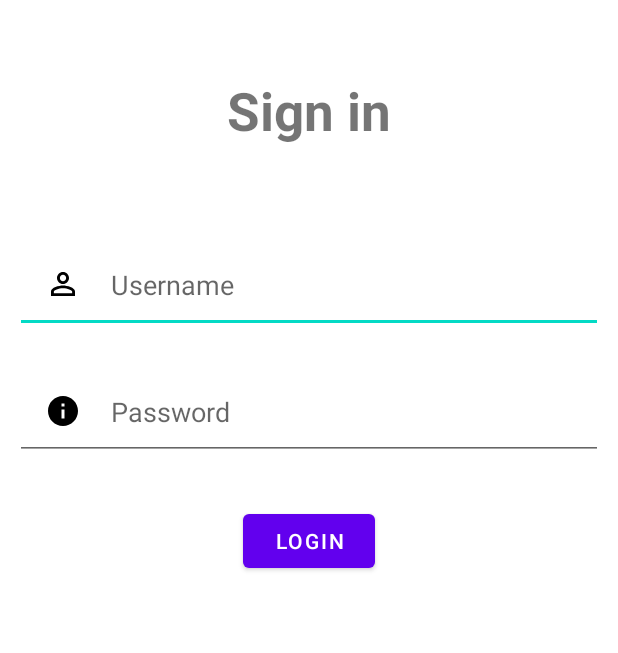
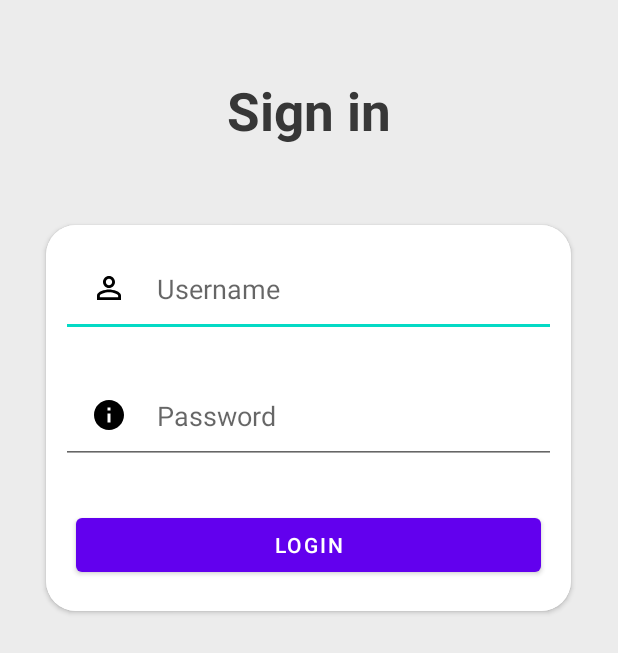
Before and after one commit to nllko/Mobile-application, an Android app: the screen it shows after launch (MainActivity), on a phone screen of 412 x 824 dp. Shown: the top 653 px of the screen. Run offline under Robolectric (Android 15) with nearby library versions, the phone set to English and light mode, and no system bars.

Commit message:
change UI of the login page

```diff
--- a/app/src/main/res/layout/activity_main.xml
+++ b/app/src/main/res/layout/activity_main.xml
@@ -4,47 +4,69 @@
     xmlns:tools="http://schemas.android.com/tools"
     android:layout_width="match_parent"
     android:layout_height="match_parent"
+    android:background="#ECECEC"
     tools:context=".MainActivity">
 
     <TextView
         android:id="@+id/sign_in"
         android:layout_width="match_parent"
         android:layout_height="wrap_content"
+        android:layout_marginStart="50dp"
+        android:layout_marginTop="50dp"
+        android:layout_marginEnd="50dp"
+        android:layout_marginBottom="50dp"
         android:gravity="center"
         android:text="Sign in"
+        android:textColor="#373737"
         android:textSize="35sp"
-        android:layout_margin="50dp"
         android:textStyle="bold" />
+
+    <androidx.cardview.widget.CardView
+        android:layout_width="350sp"
+        android:layout_height="wrap_content"
+        android:layout_centerHorizontal="true"
+        android:layout_marginTop="150dp"
+        app:cardCornerRadius="20sp">
+
+        <LinearLayout
+            android:layout_width="match_parent"
+            android:layout_height="wrap_content"
+            android:layout_below="@id/sign_in"
+            android:layout_centerHorizontal="true"
+            android:background="@color/white"
+            android:orientation="vertical">
 
             <EditText
                 android:id="@+id/username"
                 android:layout_width="match_parent"
                 android:layout_height="wrap_content"
-        android:layout_below="@id/sign_in"
+                android:layout_margin="10sp"
+                android:drawableLeft="@drawable/ic_baseline_person_outline_24"
+                android:drawablePadding="20sp"
                 android:hint="Username"
-        android:layout_margin="10sp"
-        android:padding="20sp"
-        android:drawableLeft="@drawable/ic_baseline_person_outline_24"
-        android:drawablePadding="20sp"/>
+                android:padding="20sp" />
 
             <EditText
                 android:id="@+id/password"
                 android:layout_width="match_parent"
                 android:layout_height="wrap_content"
                 android:layout_below="@id/username"
+                android:layout_margin="10sp"
+                android:drawableLeft="@drawable/ic_baseline_info_24"
+                android:drawablePadding="20sp"
                 android:hint="Password"
-        android:layout_margin="10sp"
                 android:padding="20sp"
-        android:drawableLeft="@drawable/ic_baseline_info_24"
-        android:drawablePadding="20sp"/>
+                android:inputType="textPassword"/>
 
             <com.google.android.material.button.MaterialButton
-        android:layout_width="wrap_content"
+                android:id="@+id/login_btn"
+                android:layout_width="match_parent"
                 android:layout_height="wrap_content"
-        android:id="@+id/login_btn"
                 android:layout_below="@id/password"
-        android:text="Login"
                 android:layout_centerHorizontal="true"
-        android:layout_margin="20sp"/>
+                android:layout_margin="20sp"
+                android:text="Login" />
 
+        </LinearLayout>
+    </androidx.cardview.widget.CardView>
 </RelativeLayout>
```
Lines whose indentation alone changed are shown as unchanged.
